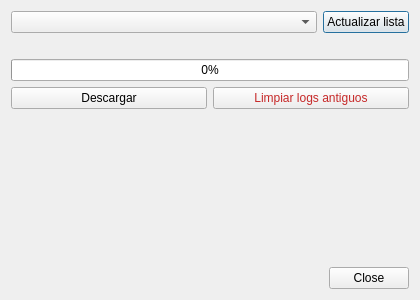
The window that Test_API/log_dialog.ui (ihapg/geco-rpm-reader) describes before a commit, drawn with Qt 5.
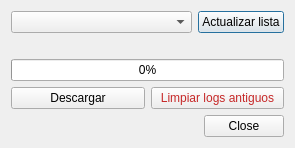
The same window after the commit.

Diff of the .ui file:
```diff
--- a/Test_API/log_dialog.ui
+++ b/Test_API/log_dialog.ui
@@ -7,7 +7,7 @@
     <x>0</x>
     <y>0</y>
     <width>420</width>
-    <height>300</height>
+    <height>180</height>
    </rect>
   </property>
   <property name="windowTitle">
@@ -79,19 +79,6 @@
      </item>
     </layout>
    </item>
-   <item>
-    <spacer name="verticalSpacer">
-     <property name="orientation">
-      <enum>Qt::Vertical</enum>
-     </property>
-     <property name="sizeHint" stdset="0">
-      <size>
-       <width>20</width>
-       <height>40</height>
-      </size>
-     </property>
-    </spacer>
-   </item>
    <item>
     <widget class="QDialogButtonBox" name="buttonBox">
      <property name="standardButtons">
@@ -99,6 +86,9 @@
      </property>
     </widget>
    </item>
+   <property name="sizeConstraint">
+    <enum>QLayout::SetFixedSize</enum>
+   </property>
   </layout>
  </widget>
  <resources/>
```
